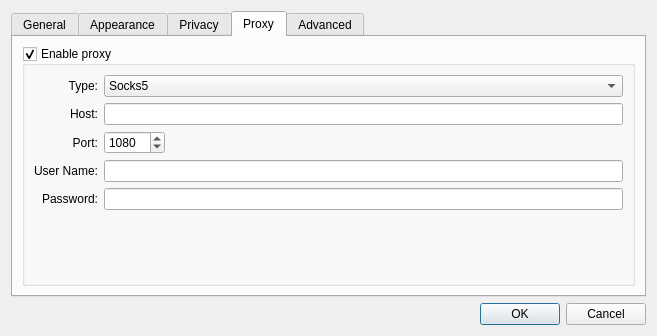
PerBothner/DomTerm, file qtdomterm/settings.ui: the form before one commit.
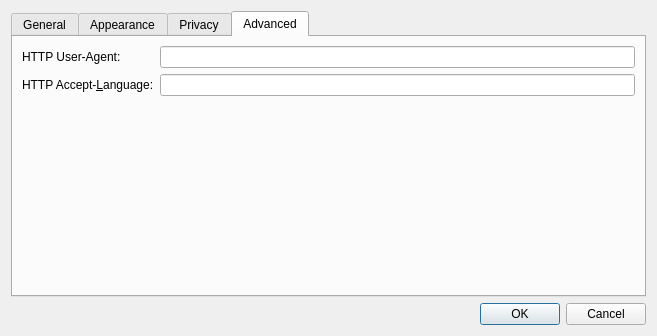
The form after the commit. The open tabs and pages were chosen to show the change.

Diff of the .ui file:
```diff
--- a/qtdomterm/settings.ui
+++ b/qtdomterm/settings.ui
@@ -210,7 +210,7 @@
        <string>Appearance</string>
       </attribute>
       <layout class="QGridLayout" name="gridLayout_3">
-       <item row="0" column="0">
+        <item row="0" column="0">
         <widget class="QLabel" name="label_5">
          <property name="text">
           <string>Standard font:</string>
@@ -276,7 +276,31 @@
          </property>
         </widget>
        </item>
-       <item row="2" column="1">
+        <item row="2" column="0">
+          <widget class="QLabel" name="label_77">
+            <property name="text">
+              <string>CSS stylesheet file:</string>
+            </property>
+            <property name="alignment">
+              <set>Qt::AlignRight|Qt::AlignTrailing|Qt::AlignVCenter</set>
+            </property>
+          </widget>
+        </item>
+        <item row="2" column="1">
+          <widget class="QLineEdit" name="userStyleSheetFile"/>
+        </item>
+
+       <item row="3" column="0">
+        <widget class="QLabel" name="label_14">
+         <property name="text">
+           <string>Additional rules:</string>
+         </property>
+        </widget>
+       </item>
+       <item row="3" column="1">
+        <widget class="QTextEdit" name="userStyleSheetRules"/>
+       </item>
+       <item row="4" column="1">
         <spacer name="verticalSpacer">
          <property name="orientation">
           <enum>Qt::Vertical</enum>
@@ -396,138 +420,6 @@
      </widget>
      <widget class="QWidget" name="tab_4">
       <attribute name="title">
-       <string>Proxy</string>
-      </attribute>
-      <layout class="QVBoxLayout" name="verticalLayout">
-       <item>
-        <widget class="QGroupBox" name="proxySupport">
-         <property name="title">
-          <string>Enable proxy</string>
-         </property>
-         <property name="checkable">
-          <bool>true</bool>
-         </property>
-         <layout class="QGridLayout" name="gridLayout_6">
-          <item row="0" column="0">
-           <widget class="QLabel" name="label_9">
-            <property name="text">
-             <string>Type:</string>
-            </property>
-            <property name="alignment">
-             <set>Qt::AlignRight|Qt::AlignTrailing|Qt::AlignVCenter</set>
-            </property>
-           </widget>
-          </item>
-          <item row="0" column="1" colspan="2">
-           <widget class="QComboBox" name="proxyType">
-            <item>
-             <property name="text">
-              <string>Socks5</string>
-             </property>
-            </item>
-            <item>
-             <property name="text">
-              <string>Http</string>
-             </property>
-            </item>
-           </widget>
-          </item>
-          <item row="1" column="0">
-           <widget class="QLabel" name="label_10">
-            <property name="text">
-             <string>Host:</string>
-            </property>
-            <property name="alignment">
-             <set>Qt::AlignRight|Qt::AlignTrailing|Qt::AlignVCenter</set>
-            </property>
-           </widget>
-          </item>
-          <item row="1" column="1" colspan="2">
-           <widget class="QLineEdit" name="proxyHostName"/>
-          </item>
-          <item row="2" column="0">
-           <widget class="QLabel" name="label_11">
-            <property name="text">
-             <string>Port:</string>
-            </property>
-            <property name="alignment">
-             <set>Qt::AlignRight|Qt::AlignTrailing|Qt::AlignVCenter</set>
-            </property>
-           </widget>
-          </item>
-          <item row="2" column="1">
-           <widget class="QSpinBox" name="proxyPort">
-            <property name="maximum">
-             <number>10000</number>
-            </property>
-            <property name="value">
-             <number>1080</number>
-            </property>
-           </widget>
-          </item>
-          <item row="2" column="2">
-           <spacer name="horizontalSpacer_2">
-            <property name="orientation">
-             <enum>Qt::Horizontal</enum>
-            </property>
-            <property name="sizeHint" stdset="0">
-             <size>
-              <width>293</width>
-              <height>20</height>
-             </size>
-            </property>
-           </spacer>
-          </item>
-          <item row="3" column="0">
-           <widget class="QLabel" name="label_12">
-            <property name="text">
-             <string>User Name:</string>
-            </property>
-            <property name="alignment">
-             <set>Qt::AlignRight|Qt::AlignTrailing|Qt::AlignVCenter</set>
-            </property>
-           </widget>
-          </item>
-          <item row="3" column="1" colspan="2">
-           <widget class="QLineEdit" name="proxyUserName"/>
-          </item>
-          <item row="4" column="0">
-           <widget class="QLabel" name="label_13">
-            <property name="text">
-             <string>Password:</string>
-            </property>
-            <property name="alignment">
-             <set>Qt::AlignRight|Qt::AlignTrailing|Qt::AlignVCenter</set>
-            </property>
-           </widget>
-          </item>
-          <item row="4" column="1" colspan="2">
-           <widget class="QLineEdit" name="proxyPassword">
-            <property name="echoMode">
-             <enum>QLineEdit::Password</enum>
-            </property>
-           </widget>
-          </item>
-          <item row="5" column="0">
-           <spacer name="verticalSpacer_2">
-            <property name="orientation">
-             <enum>Qt::Vertical</enum>
-            </property>
-            <property name="sizeHint" stdset="0">
-             <size>
-              <width>20</width>
-              <height>8</height>
-             </size>
-            </property>
-           </spacer>
-          </item>
-         </layout>
-        </widget>
-       </item>
-      </layout>
-     </widget>
-     <widget class="QWidget" name="tab_5">
-      <attribute name="title">
        <string>Advanced</string>
       </attribute>
       <layout class="QGridLayout" name="gridLayout_2">
@@ -554,16 +446,6 @@
        <item row="1" column="1">
         <widget class="QLineEdit" name="httpAcceptLanguage"/>
        </item>
-       <item row="2" column="0">
-        <widget class="QLabel" name="label_14">
-         <property name="text">
-          <string>Style Sheet:</string>
-         </property>
-        </widget>
-       </item>
-       <item row="2" column="1">
-        <widget class="QTextEdit" name="userStyleSheet"/>
-       </item>
        <item row="3" column="1">
         <spacer name="verticalSpacer_3">
          <property name="orientation">
```
